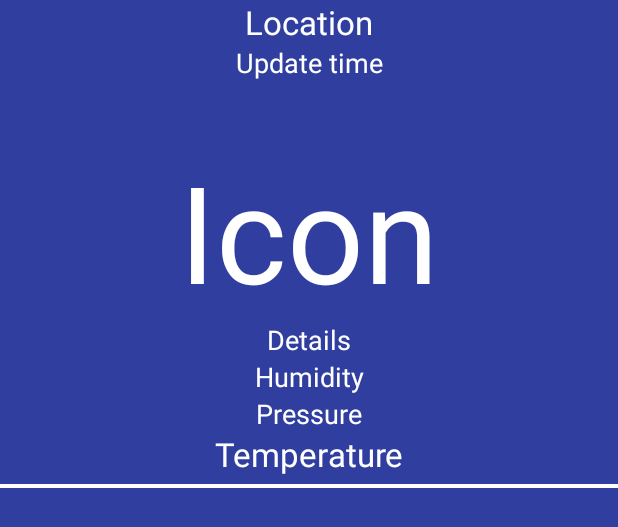
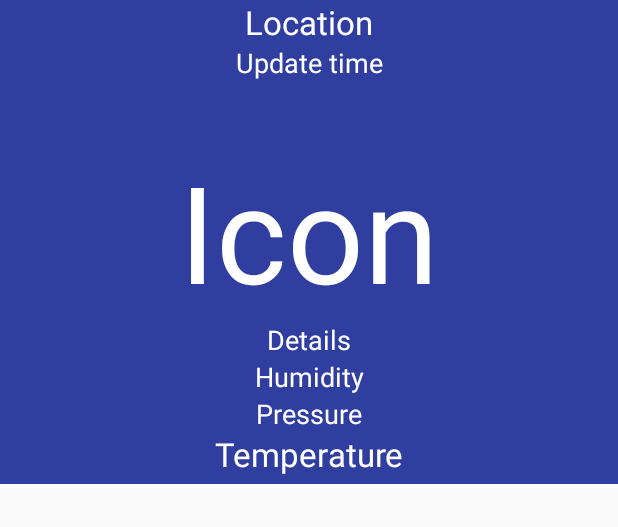
Before and after one commit to FostVlad/Weather, an Android app: the layout fragment_current_forecast.xml on its own in the app's theme, with its tools: preview values and no code run, on a phone screen of 412 x 824 dp. Shown: the top 527 px of the screen. Run offline under Robolectric (Android 15) with nearby library versions, the phone set to English and light mode, and no system bars.

Commit message:
fragment has correct wrap content

```diff
--- a/app/src/main/res/layout/fragment_current_forecast.xml
+++ b/app/src/main/res/layout/fragment_current_forecast.xml
@@ -3,16 +3,17 @@
     xmlns:app="http://schemas.android.com/apk/res-auto"
     xmlns:tools="http://schemas.android.com/tools"
     android:layout_width="match_parent"
-    android:layout_height="match_parent"
+    android:layout_height="wrap_content"
     android:background="@color/colorPrimaryDark">
 
     <TextView
         android:id="@+id/location"
         android:layout_width="wrap_content"
-        android:layout_height="wrap_content"
+        android:layout_height="0dp"
         android:text="@string/location"
         android:textAppearance="?android:attr/textAppearanceLarge"
         android:textColor="@android:color/white"
+        app:layout_constraintHeight_default="wrap"
         app:layout_constraintBottom_toBottomOf="parent"
         app:layout_constraintEnd_toEndOf="parent"
         app:layout_constraintStart_toStartOf="parent"
@@ -23,9 +24,10 @@
     <TextView
         android:id="@+id/update_time"
         android:layout_width="wrap_content"
-        android:layout_height="wrap_content"
+        android:layout_height="0dp"
         android:text="@string/update_time"
         android:textAppearance="?android:attr/textAppearanceMedium"
+        app:layout_constraintHeight_default="wrap"
         app:layout_constraintStart_toStartOf="parent"
         app:layout_constraintEnd_toEndOf="parent"
         app:layout_constraintTop_toBottomOf="@id/location"
@@ -34,10 +36,11 @@
     <TextView
         android:id="@+id/weather_icon"
         android:layout_width="wrap_content"
-        android:layout_height="wrap_content"
+        android:layout_height="0dp"
         android:text="@string/icon"
         android:textAppearance="?android:attr/textAppearanceLarge"
         android:textColor="@android:color/white"
+        app:layout_constraintHeight_default="wrap"
         app:layout_constraintStart_toStartOf="parent"
         app:layout_constraintEnd_toEndOf="parent"
         app:layout_constraintTop_toBottomOf="@id/update_time"
@@ -47,9 +50,10 @@
     <TextView
         android:id="@+id/details"
         android:layout_width="wrap_content"
-        android:layout_height="wrap_content"
+        android:layout_height="0dp"
         android:text="@string/details"
         android:textAppearance="?android:attr/textAppearanceMedium"
+        app:layout_constraintHeight_default="wrap"
         app:layout_constraintStart_toStartOf="parent"
         app:layout_constraintEnd_toEndOf="parent"
         app:layout_constraintTop_toBottomOf="@id/weather_icon"
@@ -58,9 +62,10 @@
     <TextView
         android:id="@+id/humidity"
         android:layout_width="wrap_content"
-        android:layout_height="wrap_content"
+        android:layout_height="0dp"
         android:text="@string/humidity"
         android:textAppearance="?android:attr/textAppearanceMedium"
+        app:layout_constraintHeight_default="wrap"
         app:layout_constraintStart_toStartOf="parent"
         app:layout_constraintEnd_toEndOf="parent"
         app:layout_constraintTop_toBottomOf="@id/details"
@@ -69,9 +74,10 @@
     <TextView
         android:id="@+id/pressure"
         android:layout_width="wrap_content"
-        android:layout_height="wrap_content"
+        android:layout_height="0dp"
         android:text="@string/pressure"
         android:textAppearance="?android:attr/textAppearanceMedium"
+        app:layout_constraintHeight_default="wrap"
         app:layout_constraintStart_toStartOf="parent"
         app:layout_constraintEnd_toEndOf="parent"
         app:layout_constraintTop_toBottomOf="@id/humidity"
@@ -80,10 +86,11 @@
     <TextView
         android:id="@+id/temp"
         android:layout_width="wrap_content"
-        android:layout_height="wrap_content"
+        android:layout_height="0dp"
         android:text="@string/temp"
         android:textAppearance="?android:attr/textAppearanceLarge"
         android:textColor="@android:color/white"
+        app:layout_constraintHeight_default="wrap"
         app:layout_constraintStart_toStartOf="parent"
         app:layout_constraintEnd_toEndOf="parent"
         app:layout_constraintTop_toBottomOf="@id/pressure"
@@ -101,8 +108,9 @@
     <android.support.v7.widget.RecyclerView
         android:id="@+id/forecast_day"
         android:layout_width="match_parent"
-        android:layout_height="wrap_content"
+        android:layout_height="0dp"
         android:overScrollMode="never"
+        app:layout_constraintHeight_default="wrap"
         app:layout_constraintStart_toStartOf="parent"
         app:layout_constraintEnd_toEndOf="parent"
         app:layout_constraintTop_toBottomOf="@id/divider_top" />
```
